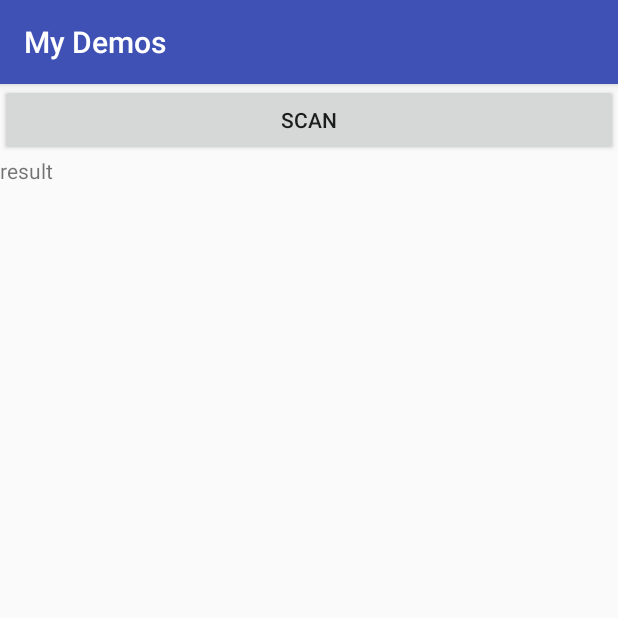
After one commit to sslyxhz/mydemos, an Android app: the ZxingActivity screen opened directly, with no data from a screen before it, on a phone screen of 412 x 824 dp, the top half of it. The commit adds this screen. Run offline under Robolectric (Android 15) with nearby library versions, the phone set to English and light mode, and no system bars; libraries missing offline, so code that uses them is left out: com.xys.libzxing.

Commit message:
Hello Zxing

```diff
--- a/app/build.gradle
+++ b/app/build.gradle
@@ -43,4 +43,6 @@ dependencies {
     compile 'com.android.support:recyclerview-v7:25.3.1'
     compile 'org.nanohttpd:nanohttpd:2.3.1'
     compile 'com.github.pedrovgs:draggablepanel:1.9'
+    compile 'com.google.zxing:core:3.3.0'
+    compile project(':libzxing')
 }
--- a/app/src/main/AndroidManifest.xml
+++ b/app/src/main/AndroidManifest.xml
@@ -33,6 +33,8 @@
         </activity>
         <activity android:name=".draggablepanel.DraggableViewActivity">
         </activity>
+        <activity android:name=".zxing.ZxingActivity">
+        </activity>
     </application>
 
 </manifest>
--- a/app/src/main/java/com/xhz/mydemos/MainActivity.java
+++ b/app/src/main/java/com/xhz/mydemos/MainActivity.java
@@ -17,6 +17,7 @@ import com.xhz.mydemos.draggablepanel.DraggablePanelActivity;
 import com.xhz.mydemos.draggablepanel.DraggableViewActivity;
 import com.xhz.mydemos.test.TestActivity;
 import com.xhz.mydemos.webview.WebViewActivity;
+import com.xhz.mydemos.zxing.ZxingActivity;
 
 import java.util.ArrayList;
 import java.util.List;
@@ -43,6 +44,7 @@ public class MainActivity extends AppCompatActivity {
         mFunctions.add("Camera");
         mFunctions.add("DraggablePanel");
         mFunctions.add("DraggableView");
+        mFunctions.add("Zxing");
 
         mFunctionsAdapter = new FunctionsAdapter(mFunctions);
     }
@@ -76,6 +78,8 @@ public class MainActivity extends AppCompatActivity {
                         startActivity(new Intent(MainActivity.this, DraggablePanelActivity.class));
                     } else if("DraggableView".equals(mFunctionName)){
                         startActivity(new Intent(MainActivity.this, DraggableViewActivity.class));
+                    } else if("Zxing".equals(mFunctionName)){
+                        startActivity(new Intent(MainActivity.this, ZxingActivity.class));
                     } else{
                         Toast.makeText(MainActivity.this, "Miss:"+mFunctionName, Toast.LENGTH_SHORT).show();
                     }
--- /dev/null
+++ b/app/src/main/java/com/xhz/mydemos/zxing/ZxingActivity.java
@@ -0,0 +1,57 @@
+package com.xhz.mydemos.zxing;
+
+import android.content.Intent;
+import android.os.Bundle;
+import android.support.annotation.Nullable;
+import android.support.v7.app.AppCompatActivity;
+import android.view.View;
+import android.widget.Button;
+import android.widget.TextView;
+
+import com.xhz.mydemos.R;
+import com.xys.libzxing.zxing.activity.CaptureActivity;
+
+/**
+ * Created by xh.zeng on 2017/6/9.
+ */
+
+public class ZxingActivity extends AppCompatActivity {
+
+    private Button mBtnScanner;
+    private TextView mTvResult;
+
+    @Override
+    protected void onCreate(@Nullable Bundle savedInstanceState) {
+        super.onCreate(savedInstanceState);
+        setContentView(R.layout.activity_zxing);
+
+        initview();
+
+    }
+
+    private void initview() {
+        mBtnScanner = (Button) findViewById(R.id.btn_scan);
+        mTvResult = (TextView) findViewById(R.id.tv_result);
+
+        mBtnScanner.setOnClickListener(new View.OnClickListener() {
+            @Override
+            public void onClick(View view) {
+                startActivityForResult(new Intent(ZxingActivity.this , CaptureActivity.class) , 0);
+
+            }
+        });
+
+    }
+
+    @Override
+    protected void onActivityResult(int requestCode, int resultCode, Intent data) {
+        super.onActivityResult(requestCode, resultCode, data);
+
+        if (resultCode == RESULT_OK){
+            Bundle bundle = data.getExtras();
+            String result = bundle.getString("result");
+            mTvResult.setText(result);
+        }
+
+    }
+}
--- /dev/null
+++ b/app/src/main/res/layout/activity_zxing.xml
@@ -0,0 +1,19 @@
+<?xml version="1.0" encoding="utf-8"?>
+<LinearLayout xmlns:android="http://schemas.android.com/apk/res/android"
+              android:orientation="vertical" android:layout_width="match_parent"
+              android:layout_height="match_parent">
+    <Button
+        android:id="@+id/btn_scan"
+        android:layout_width="match_parent"
+        android:layout_height="wrap_content"
+        android:text="scan"
+        />
+
+    <TextView
+        android:id="@+id/tv_result"
+        android:layout_width="wrap_content"
+        android:layout_height="wrap_content"
+        android:text="result"
+        />
+
+</LinearLayout>
--- a/settings.gradle
+++ b/settings.gradle
@@ -1 +1 @@
-include ':app'
+include ':app', ':libzxing'
```
